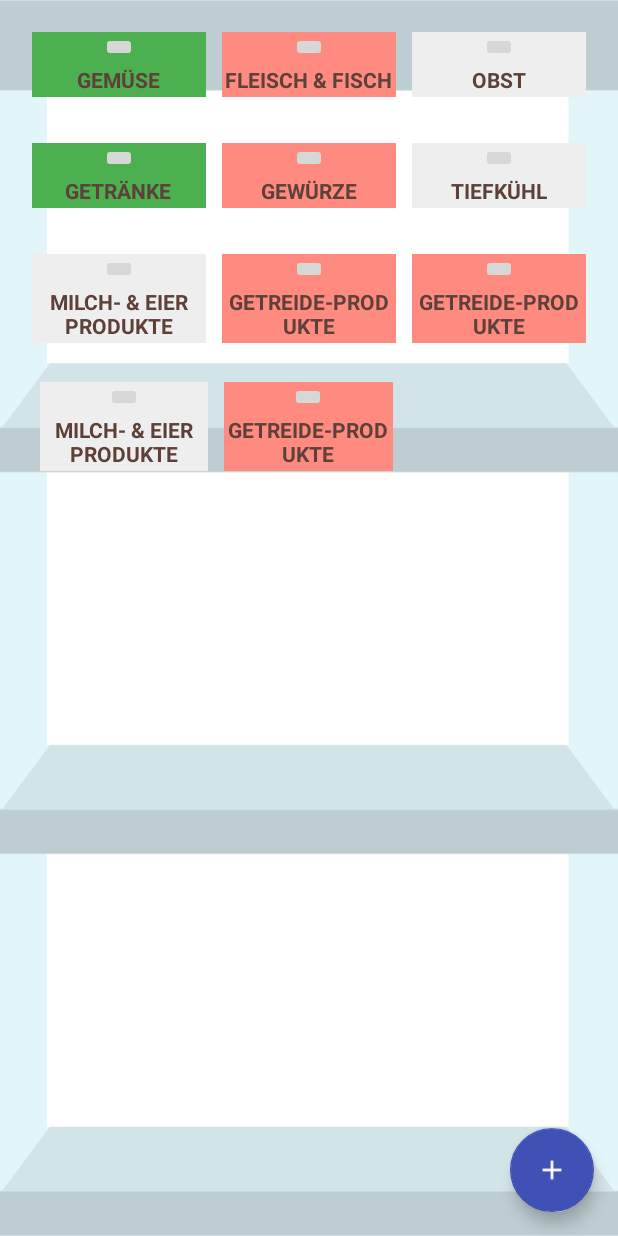
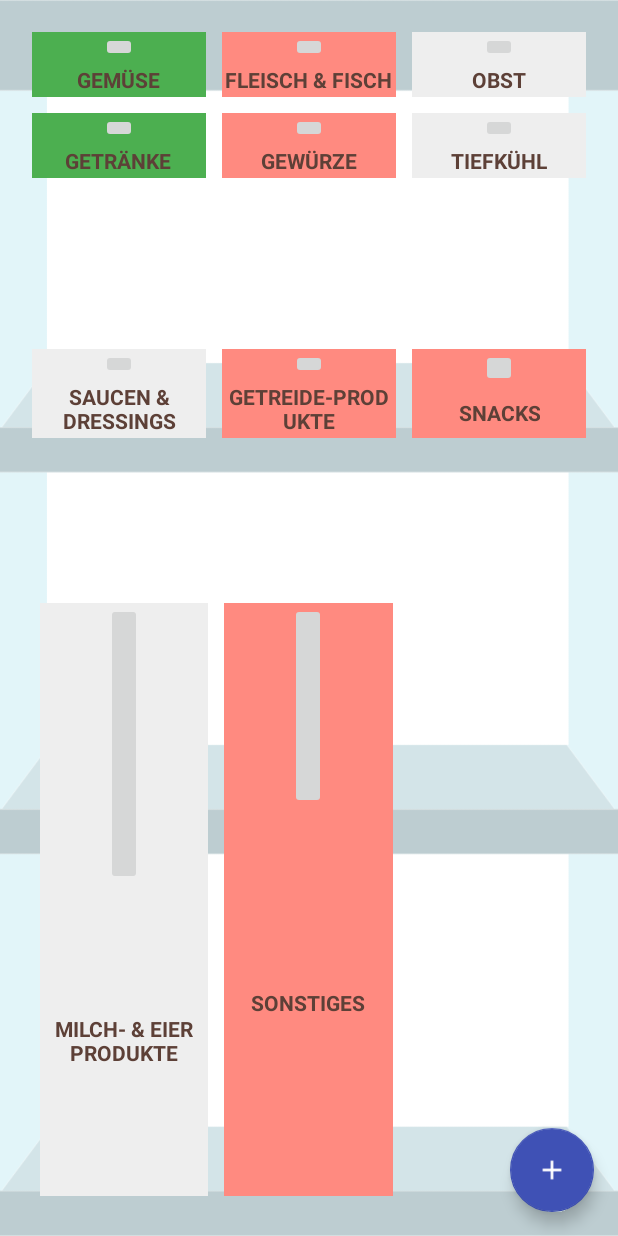
Before and after one commit to BlauerRiese/MyVirtualFridge_2.0, an Android app: the screen it shows after launch (StartActivity), on a phone screen of 412 x 824 dp. Run offline under Robolectric (Android 15) with nearby library versions, the phone set to English and light mode, and no system bars.

Commit message:
Ohne Menubar / mit Objekten

```diff
--- a/app/src/main/res/layout/content_start.xml
+++ b/app/src/main/res/layout/content_start.xml
@@ -1,9 +1,10 @@
 <?xml version="1.0" encoding="utf-8"?>
-<RelativeLayout xmlns:android="http://schemas.android.com/apk/res/android"
+<LinearLayout xmlns:android="http://schemas.android.com/apk/res/android"
     xmlns:tools="http://schemas.android.com/tools"
     xmlns:app="http://schemas.android.com/apk/res-auto"
     android:layout_width="match_parent"
-    android:layout_height="wrap_content"
+    android:layout_height="match_parent"
+    android:orientation="vertical"
     android:paddingLeft="@dimen/activity_horizontal_margin"
     android:paddingRight="@dimen/activity_horizontal_margin"
     android:paddingTop="@dimen/activity_vertical_margin"
@@ -12,30 +13,11 @@
     tools:showIn="@layout/activity_start"
     tools:context=".StartActivity">
 
-
-    <LinearLayout
-        android:id="@+id/topRow"
-        android:orientation="vertical"
-        android:layout_width="match_parent"
-        android:layout_height="wrap_content"
-        android:layout_alignParentRight="true"
-        android:layout_alignParentEnd="true"
-        android:layout_alignParentLeft="true"
-        android:layout_alignParentStart="true"
-        android:layout_alignParentTop="true">
-
-    </LinearLayout>
-
         <LinearLayout
                 android:id="@+id/firstFridgeRow"
                 android:orientation="horizontal"
                 android:layout_width="match_parent"
-        android:layout_height="wrap_content"
-        android:layout_alignParentRight="true"
-        android:layout_alignParentEnd="true"
-        android:layout_alignParentLeft="true"
-        android:layout_alignParentStart="true"
-        android:layout_below="@+id/topRow">
+                android:layout_height="wrap_content">
 
                 <LinearLayout
                     android:id="@+id/leftUpperFridge"
@@ -69,8 +51,8 @@
                         android:textIsSelectable="true"
                         android:layout_weight="2"
                         android:textColor="#5d4037"
-                android:gravity="center_horizontal"
-                android:layout_margin="2dp"/>
+                        android:gravity="center|center_horizontal"
+                        android:layout_margin="2dp" />
                 </LinearLayout>
 
                 <LinearLayout
@@ -103,7 +85,7 @@
                         android:textIsSelectable="true"
                         android:layout_weight="2"
                         android:textColor="#5d4037"
-                android:gravity="center_horizontal"
+                        android:gravity="center|center_horizontal"
                         android:layout_margin="2dp" />
                 </LinearLayout>
 
@@ -137,7 +119,7 @@
                         android:textIsSelectable="true"
                         android:layout_weight="2"
                         android:textColor="#5d4037"
-                android:gravity="center_horizontal"
+                        android:gravity="center|center_horizontal"
                         android:layout_margin="2dp" />
 
                 </LinearLayout>
@@ -145,23 +127,10 @@
             </LinearLayout>
 
         <LinearLayout
-        android:id="@+id/middleSection"
-        android:orientation="vertical"
-        android:layout_width="match_parent"
-        android:layout_height="wrap_content"
-        android:layout_below="@+id/firstFridgeRow"
-        android:layout_margin="10dp" />
-
-    <LinearLayout
                 android:id="@+id/secondFridgeRow"
                 android:orientation="horizontal"
                 android:layout_width="match_parent"
-        android:layout_height="wrap_content"
-        android:layout_below="@+id/middleSection"
-        android:layout_alignParentLeft="true"
-        android:layout_alignParentStart="true"
-        android:layout_alignParentRight="true"
-        android:layout_alignParentEnd="true">
+                android:layout_height="wrap_content">
 
                 <LinearLayout
                     android:id="@+id/linearLayout2"
@@ -195,7 +164,7 @@
                         android:textIsSelectable="true"
                         android:layout_weight="2"
                         android:textColor="#5d4037"
-                android:gravity="center_horizontal"
+                        android:gravity="center|center_horizontal"
                         android:layout_margin="2dp" />
                 </LinearLayout>
 
@@ -229,7 +198,7 @@
                         android:textIsSelectable="true"
                         android:layout_weight="2"
                         android:textColor="#5d4037"
-                android:gravity="center_horizontal"
+                        android:gravity="center|center_horizontal"
                         android:layout_margin="2dp" />
                 </LinearLayout>
 
@@ -263,7 +232,7 @@
                         android:textIsSelectable="true"
                         android:layout_weight="2"
                         android:textColor="#5d4037"
-                android:gravity="center_horizontal"
+                        android:gravity="center|center_horizontal"
                         android:layout_margin="2dp" />
                 </LinearLayout>
 
@@ -275,20 +244,15 @@
                 android:layout_width="match_parent"
                 android:layout_height="wrap_content"
                 android:layout_below="@+id/secondFridgeRow"
-        android:layout_margin="10dp" />
+                android:layout_margin="10dp"
+            android:layout_weight="0.5" />
 
         <LinearLayout
                 android:id="@+id/thirdFridgeRow"
                 android:orientation="horizontal"
                 android:layout_width="match_parent"
                 android:layout_height="wrap_content"
-        android:layout_below="@+id/lowSection"
-        android:layout_alignParentLeft="true"
-        android:layout_alignParentStart="true"
-        android:weightSum="3"
-        android:layout_alignParentRight="true"
-        android:layout_alignParentEnd="true"
-        android:gravity="bottom">
+                android:weightSum="3">
 
                 <LinearLayout
                     android:id="@+id/MilchUndEierLayout"
@@ -314,14 +278,14 @@
                         android:layout_width="wrap_content"
                         android:layout_height="wrap_content"
                         android:textAppearance="?android:attr/textAppearanceSmall"
-                android:text="MILCH- &amp; EIER PRODUKTE"
+                        android:text="SAUCEN &amp; DRESSINGS"
                         android:id="@+id/MilchUndEierTextView"
                         android:layout_gravity="bottom|center"
                         android:textStyle="bold"
                         android:singleLine="false"
                         android:layout_weight="1"
                         android:textColor="#5d4037"
-                android:gravity="center_horizontal"
+                        android:gravity="center|center_horizontal"
                         android:layout_margin="2dp" />
                 </LinearLayout>
 
@@ -355,12 +319,12 @@
                         android:textIsSelectable="true"
                         android:layout_weight="2"
                         android:textColor="#5d4037"
-                android:gravity="center_horizontal"
+                        android:gravity="center|center_horizontal"
                         android:layout_margin="2dp" />
                 </LinearLayout>
 
                 <LinearLayout
-            android:id="@+id/Getreide"
+                    android:id="@+id/leeresLayout"
                     android:orientation="vertical"
                     android:layout_width="0dp"
                     android:layout_height="match_parent"
@@ -381,7 +345,7 @@
                         android:layout_width="wrap_content"
                         android:layout_height="wrap_content"
                         android:textAppearance="?android:attr/textAppearanceSmall"
-                android:text="GETREIDE-PRODUKTE"
+                        android:text="SNACKS"
                         android:id="@+id/textView10"
                         android:layout_gravity="bottom|center"
                         android:textStyle="bold"
@@ -389,7 +353,7 @@
                         android:textIsSelectable="true"
                         android:layout_weight="2"
                         android:textColor="#5d4037"
-                android:gravity="center_horizontal"
+                        android:gravity="center"
                         android:layout_margin="2dp" />
                 </LinearLayout>
             </LinearLayout>
@@ -402,21 +366,21 @@
                 android:layout_marginTop="10dp"
                 android:layout_alignParentLeft="true"
                 android:layout_alignParentStart="true"
-        android:layout_below="@+id/thirdFridgeRow" />
+                android:layout_below="@+id/thirdFridgeRow"
+            android:layout_weight="0.5" />
 
         <LinearLayout
                 android:id="@+id/fourthFridgeRow"
                 android:orientation="horizontal"
                 android:layout_width="match_parent"
                 android:layout_height="wrap_content"
-        android:layout_alignParentLeft="true"
-        android:layout_alignParentStart="true"
             android:weightSum="3"
                 android:layout_alignParentRight="true"
                 android:layout_alignParentEnd="true"
                 android:gravity="bottom"
-        android:layout_below="@+id/lastSection"
-        android:layout_margin="5dp">
+            android:layout_margin="5dp"
+            android:layout_weight="2"
+            android:baselineAligned="false">
 
                 <LinearLayout
                     android:id="@+id/linearLayout9"
@@ -449,7 +413,7 @@
                         android:singleLine="false"
                         android:layout_weight="1"
                         android:textColor="#5d4037"
-                android:gravity="center_horizontal"
+                        android:gravity="center|center_horizontal"
                         android:layout_margin="2dp" />
                 </LinearLayout>
 
@@ -475,7 +439,7 @@
                         android:layout_width="wrap_content"
                         android:layout_height="wrap_content"
                         android:textAppearance="?android:attr/textAppearanceSmall"
-                android:text="GETREIDE-PRODUKTE"
+                        android:text="SONSTIGES"
                         android:id="@+id/textView12"
                         android:layout_gravity="bottom|center"
                         android:textStyle="bold"
@@ -483,7 +447,7 @@
                         android:textIsSelectable="true"
                         android:layout_weight="2"
                         android:textColor="#5d4037"
-                android:gravity="center_horizontal"
+                        android:gravity="center|center_horizontal"
                         android:layout_margin="2dp" />
                 </LinearLayout>
 
@@ -522,4 +486,4 @@
                         android:layout_margin="2dp" />
                 </LinearLayout>
             </LinearLayout>
-</RelativeLayout>
+</LinearLayout>
```
Also changed, not shown: 1 other file. Lines whose indentation alone changed are shown as unchanged.
